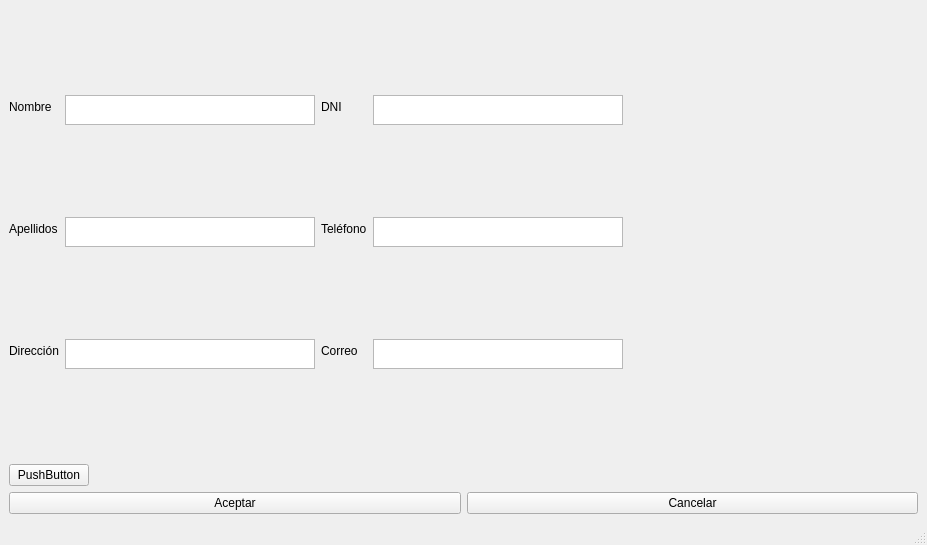
The window that U5/Activitats-T5/A4.ui (andreu97/DI-2024) describes before a commit, drawn with Qt 5.
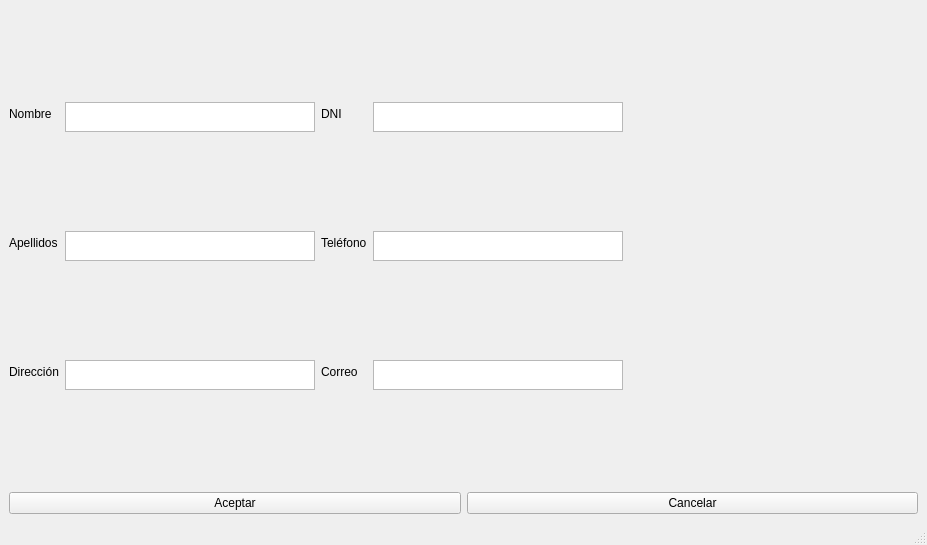
The same window after the commit.

Diff of the .ui file:
```diff
--- a/U5/Activitats-T5/A4.ui
+++ b/U5/Activitats-T5/A4.ui
@@ -149,13 +149,6 @@
       </item>
      </layout>
     </item>
-    <item row="1" column="0">
-     <widget class="QPushButton" name="pushButton_3">
-      <property name="text">
-       <string>PushButton</string>
-      </property>
-     </widget>
-    </item>
    </layout>
   </widget>
   <widget class="QMenuBar" name="menubar">
```
Left out of the diff: 12 changed lines with no effect on the pictures.
